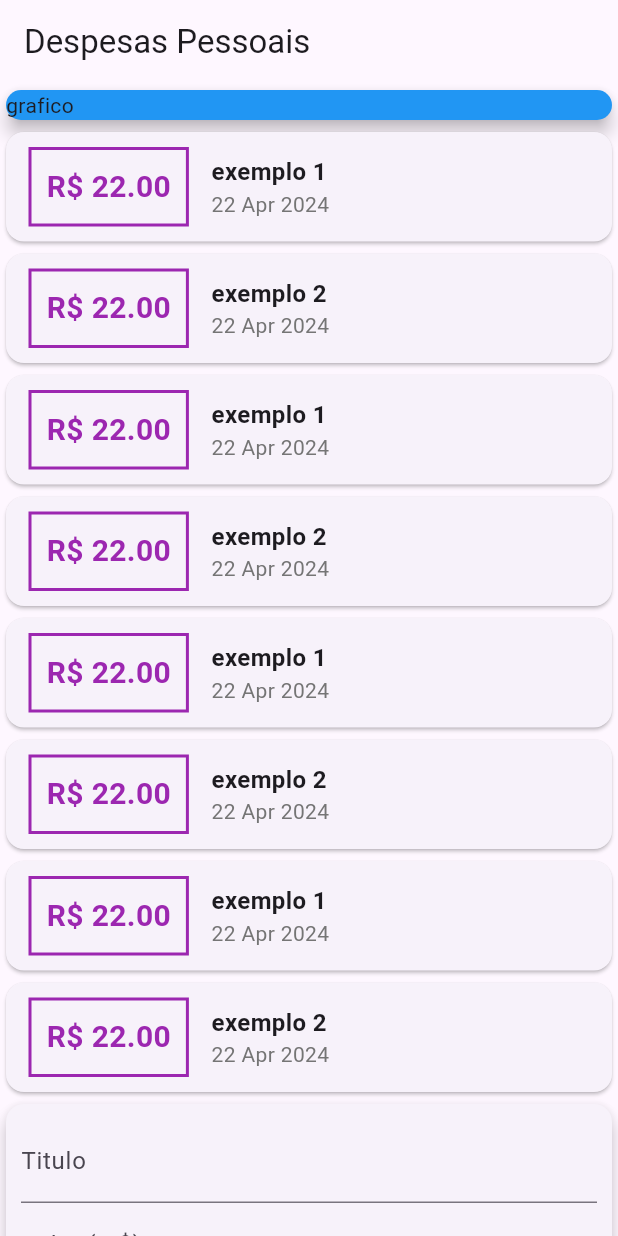
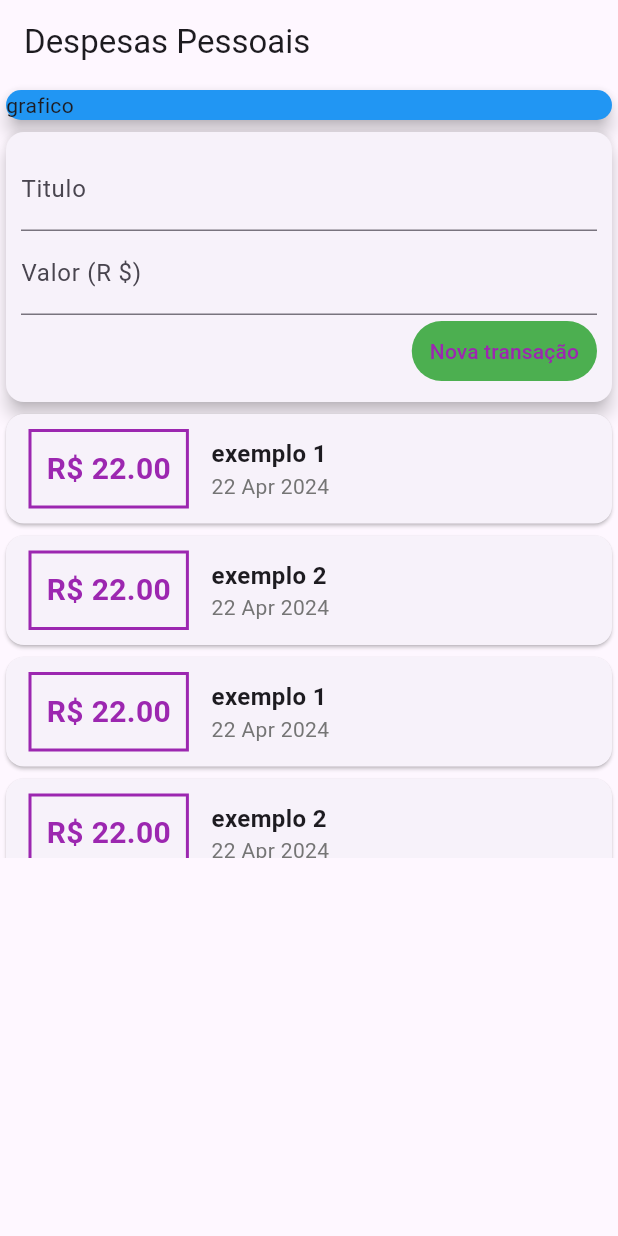
Before and after one commit to vinicemanuel/Flutter-Udemy, a Flutter app: the screen it shows after launch, on a phone screen of 412 x 824 dp. Run offline on Flutter 3.47's test engine with Material 3 defaults, Android fonts, the phone set to English and light mode, and no system bars.

Commit message:
s4 - 106

```diff
--- a/expenses/lib/Pages/Widgets/transaction_list.dart
+++ b/expenses/lib/Pages/Widgets/transaction_list.dart
@@ -9,10 +9,13 @@ class TransactionList extends StatelessWidget {
 
   @override
   Widget build(BuildContext context) {
-    return Column(
-      children: transactions.map((tr) {
-        return TransactionWidget(transaction: tr);
-      }).toList(),
+    return SizedBox(
+      height: 300,
+      child: ListView.builder(
+          itemBuilder: (context, index) {
+            return TransactionWidget(transaction: transactions[index]);
+          },
+          itemCount: transactions.length),
     );
   }
 }
--- a/expenses/lib/Pages/Widgets/transaction_user.dart
+++ b/expenses/lib/Pages/Widgets/transaction_user.dart
@@ -81,8 +81,8 @@ class _TransactionUserState extends State<TransactionUser> {
   Widget build(BuildContext context) {
     return Column(
       children: [
+        TransactionForm(onSubmit: _newTransaction),
         TransactionList(transactions: _transactions),
-        TransactionForm(onSubmit: _newTransaction),
       ],
     );
   }
--- a/expenses/lib/Pages/home_page.dart
+++ b/expenses/lib/Pages/home_page.dart
@@ -10,8 +10,7 @@ class HomePage extends StatelessWidget {
         appBar: AppBar(
           title: const Text("Despesas Pessoais"),
         ),
-        body: SingleChildScrollView(
-          child: Column(
+        body: Column(
           crossAxisAlignment: CrossAxisAlignment.stretch,
           children: [
             Card(
@@ -21,7 +20,6 @@ class HomePage extends StatelessWidget {
             ),
             TransactionUser(),
           ],
-          ),
         ));
   }
 }
```
Lines whose indentation alone changed are shown as unchanged.
